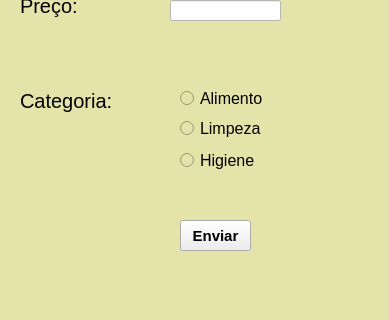
Old version of the form formulario.ui in the repository akkarin934/projeto-es-estoque; both pictures show x 0 to 389 and y 220 to 540 of the 389 by 540 pixel window.
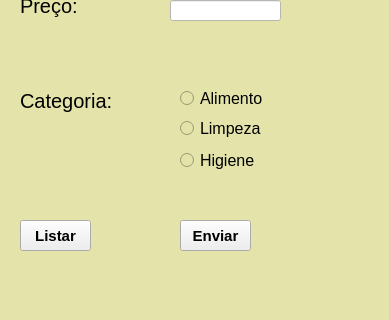
New version of the form.

The edit to the form file:
```diff
--- a/formulario.ui
+++ b/formulario.ui
@@ -224,6 +224,30 @@
      <string>Enviar</string>
     </property>
    </widget>
+   <widget class="QPushButton" name="pushButton_2">
+    <property name="geometry">
+     <rect>
+      <x>20</x>
+      <y>440</y>
+      <width>71</width>
+      <height>31</height>
+     </rect>
+    </property>
+    <property name="font">
+     <font>
+      <pointsize>11</pointsize>
+      <weight>75</weight>
+      <bold>true</bold>
+     </font>
+    </property>
+    <property name="styleSheet">
+     <string notr="true">background-color: rgb(238, 238, 238);
+</string>
+    </property>
+    <property name="text">
+     <string>Listar</string>
+    </property>
+   </widget>
   </widget>
   <widget class="QMenuBar" name="menubar">
    <property name="geometry">
```
